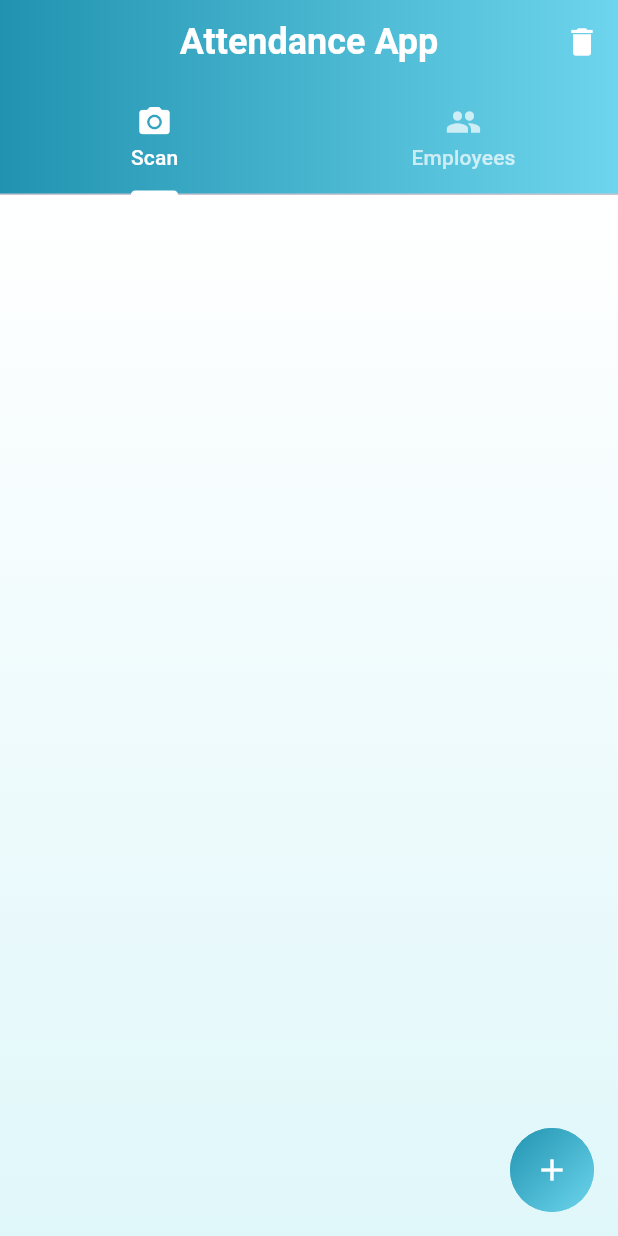
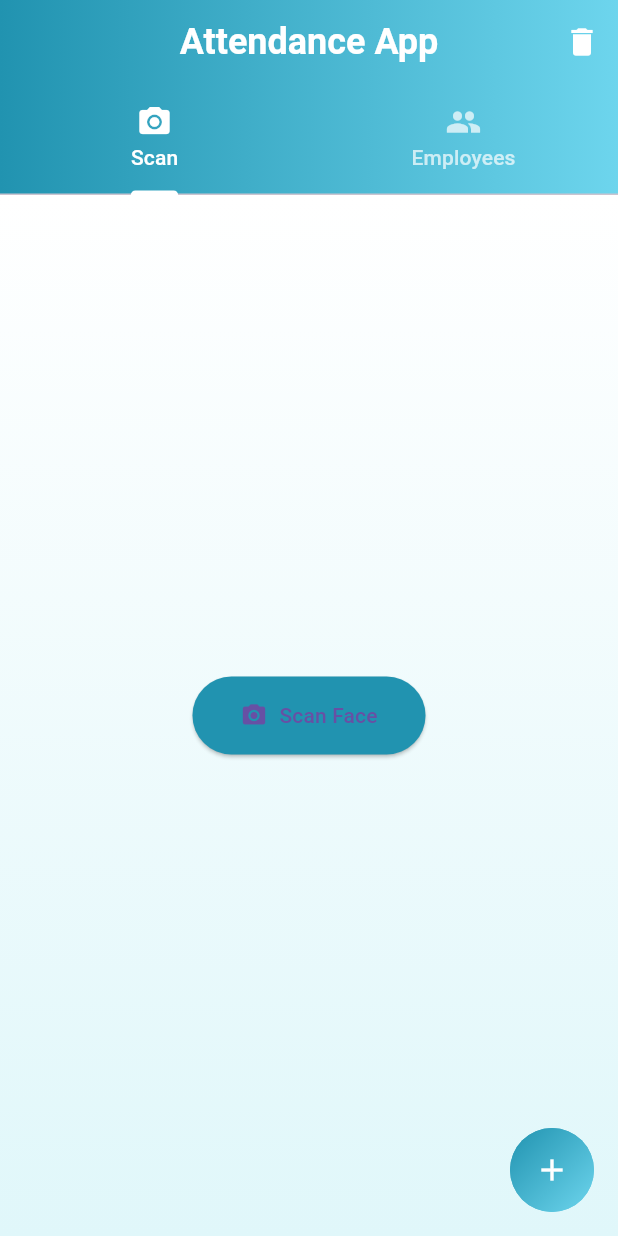
Before and after one commit to gokulggopi28/Attendance-Face-Detection, a Flutter app: the screen it shows after launch, on a phone screen of 412 x 824 dp. Run offline on Flutter 3.47's test engine with Material 3 defaults, Android fonts, the phone set to English and light mode, and no system bars; our stand-ins replace get, hive_flutter, image_picker; missing offline and left inert: google_mlkit_face_detection; accounts and stored records are empty.

Commit message:
scan page added

```diff
--- a/lib/app/modules/home/views/home_view.dart
+++ b/lib/app/modules/home/views/home_view.dart
@@ -1,3 +1,4 @@
+import 'dart:io';
 import 'package:attendance_app/app/modules/home/views/add_attendance_view.dart';
 import 'package:attendance_app/app/modules/home/views/employee_details_view.dart';
 import 'package:flutter/material.dart';
@@ -68,14 +69,74 @@ class HomeView extends GetView<HomeController> {
                   end: Alignment.bottomCenter,
                 ),
               ),
-                child: const Center(
-                  child: Text(
-                    '',
-                    style: TextStyle(
-                      fontSize: 18,
+              child: Center(
+                child: Obx(() {
+                  if (controller.isProcessing.value) {
+                    return const CircularProgressIndicator();
+                  }
+
+                  if (controller.matchedEmployee.value != null) {
+                    Future.delayed(const Duration(seconds: 5), () {
+                      controller.clearMatchedEmployee();
+                    });
+
+                    final employee = controller.matchedEmployee.value!;
+                    return Column(
+                      mainAxisSize: MainAxisSize.min,
+                      children: [
+                        if (employee['imagePath'] != null)
+                          Container(
+                            width: 200,
+                            height: 200,
+                            margin: const EdgeInsets.only(bottom: 16),
+                            decoration: BoxDecoration(
+                              borderRadius: BorderRadius.circular(100),
+                              image: DecorationImage(
+                                image: FileImage(File(employee['imagePath'])),
+                                fit: BoxFit.cover,
+                              ),
+                            ),
+                          ),
+                        Text(
+                          employee['name'] ?? 'Unknown',
+                          style: const TextStyle(
+                            fontSize: 24,
+                            fontWeight: FontWeight.bold,
                             color: Color(0xFF2193b0),
                           ),
                         ),
+                        const SizedBox(height: 8),
+                        Text(
+                          employee['designation'] ?? '',
+                          style: const TextStyle(
+                            fontSize: 18,
+                            color: Colors.grey,
+                          ),
+                        ),
+                        const SizedBox(height: 16),
+                        Text(
+                          'Match Found!',
+                          style: TextStyle(
+                            fontSize: 16,
+                            color: Colors.green[600],
+                            fontWeight: FontWeight.bold,
+                          ),
+                        ),
+                      ],
+                    );
+                  }
+
+                  return ElevatedButton.icon(
+                    onPressed: controller.scanAndCompareFace,
+                    icon: const Icon(Icons.camera_alt),
+                    label: const Text('Scan Face'),
+                    style: ElevatedButton.styleFrom(
+                      padding: const EdgeInsets.symmetric(
+                          horizontal: 32, vertical: 16),
+                      backgroundColor: const Color(0xFF2193b0),
+                    ),
+                  );
+                }),
               ),
             ),
             Container(
@@ -93,8 +154,8 @@ class HomeView extends GetView<HomeController> {
                       final record = controller.attendance[index];
                       return Card(
                         elevation: 3,
-                      margin:
-                          const EdgeInsets.symmetric(vertical: 8, horizontal: 4),
+                        margin: const EdgeInsets.symmetric(
+                            vertical: 8, horizontal: 4),
                         shape: RoundedRectangleBorder(
                           borderRadius: BorderRadius.circular(15),
                         ),
@@ -111,7 +172,8 @@ class HomeView extends GetView<HomeController> {
                             onTap: () {
                               final Map<dynamic, dynamic> data =
                                   controller.attendance[index];
-                            Get.to(() => EmployeeDetailsView(employeeData: data));
+                              Get.to(() =>
+                                  EmployeeDetailsView(employeeData: data));
                             },
                             contentPadding: const EdgeInsets.all(16),
                             title: Text(
@@ -133,7 +195,8 @@ class HomeView extends GetView<HomeController> {
                                     const SizedBox(width: 8),
                                     Text(
                                       record['date'] ?? 'No Date',
-                                    style: const TextStyle(color: Colors.black87),
+                                      style: const TextStyle(
+                                          color: Colors.black87),
                                     ),
                                   ],
                                 ),
@@ -145,7 +208,8 @@ class HomeView extends GetView<HomeController> {
                                     const SizedBox(width: 8),
                                     Text(
                                       record['designation'] ?? 'No Designation',
-                                    style: const TextStyle(color: Colors.black87),
+                                      style: const TextStyle(
+                                          color: Colors.black87),
                                     ),
                                   ],
                                 ),
@@ -170,7 +234,6 @@ class HomeView extends GetView<HomeController> {
                   )),
             ),
           ],
-
         ),
         floatingActionButton: Container(
           decoration: BoxDecoration(
```
Also changed, not shown: lib/app/modules/home/controllers/home_controller.dart (+145 -3 lines). Lines whose indentation alone changed are shown as unchanged.
